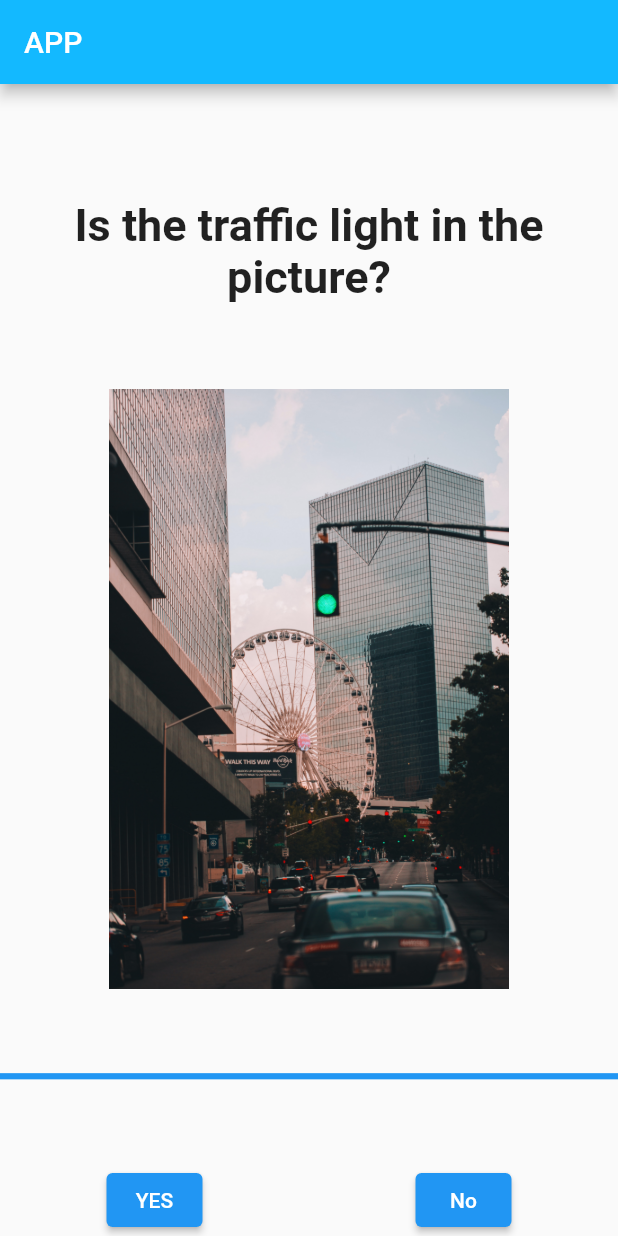
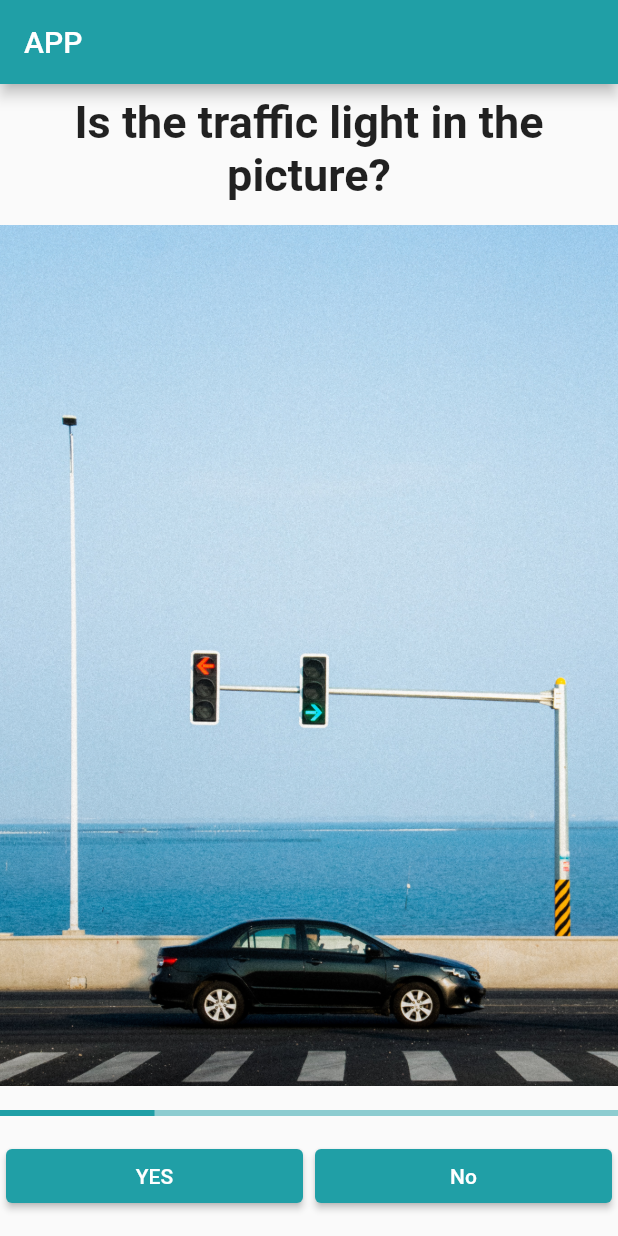
Before and after one commit to ni-edu/samarkand, a Flutter app: the screen it shows after launch, after a tap on "YES", on a phone screen of 412 x 824 dp. Run offline on Flutter 3.47's test engine with Material 2 defaults, Android fonts, the phone set to English and light mode, and no system bars; our stand-ins replace bloc, confetti, equatable, flutter_bloc, tuple; generated files the repository leaves out were written again.

Commit message:
finished ui

```diff
--- a/samarkand/lib/app/view/app.dart
+++ b/samarkand/lib/app/view/app.dart
@@ -8,7 +8,6 @@
 import 'package:flutter/material.dart';
 import 'package:flutter_bloc/flutter_bloc.dart';
 import 'package:flutter_localizations/flutter_localizations.dart';
-import 'package:samarkand/counter/counter.dart';
 import 'package:samarkand/l10n/l10n.dart';
 import 'package:samarkand/traffic_light/bloc/traffic_light_page_bloc.dart';
 import 'package:samarkand/traffic_light/traffic_light_page.dart';
@@ -33,7 +32,7 @@ class App extends StatelessWidget {
       home: BlocProvider<TrafficLightPageBloc>(
           create: (context) =>
               TrafficLightPageBloc()..add(TrafficLightPageInit()),
-          child: const TrafficLightPage()),
+          child: const TrafficLightPage(),),
     );
   }
 }
--- /dev/null
+++ b/samarkand/lib/constants.dart
@@ -0,0 +1,5 @@
+import 'dart:ui';
+
+class Constants {
+  static const Color primaryColor = Color(0xFF209FA6);
+}
--- a/samarkand/lib/counter/view/counter_page.dart
+++ b/samarkand/lib/counter/view/counter_page.dart
@@ -57,6 +57,6 @@ class CounterText extends StatelessWidget {
   Widget build(BuildContext context) {
     final theme = Theme.of(context);
     final count = context.select((CounterCubit cubit) => cubit.state);
-    return Text('$count', style: theme.textTheme.headline1);
+    return Text('$count', style: theme.textTheme.displayLarge);
   }
 }
--- a/samarkand/lib/traffic_light/bloc/traffic_light_page_bloc.dart
+++ b/samarkand/lib/traffic_light/bloc/traffic_light_page_bloc.dart
@@ -1,4 +1,3 @@
-import 'dart:async';
 import 'dart:math';
 
 import 'package:equatable/equatable.dart';
@@ -14,30 +13,41 @@ class TrafficLightPageBloc
     extends Bloc<TrafficLightPageEvent, TrafficLightPageState> {
   TrafficLightPageBloc() : super(TrafficLightPageLoading()) {
     on<TrafficLightPageInit>((event, emit) {
-      final randomImage = ImageMap.data.keys
-          .toList()[_random.nextInt(ImageMap.data.keys.length)];
-      emit(TrafficLightPageLoaded(
+      final randomPicker =
+          List<int>.generate(ImageMap.data.length, (index) => index)
+            ..shuffle();
+      final randomInt = randomPicker.removeLast();
+      final randomImage = ImageMap.data.keys.toList()[randomInt];
+      final previousImages = randomPicker;
+      emit(
+        TrafficLightPageLoaded(
+          previousImages: previousImages,
           image: Tuple2(randomImage, ImageMap.data[randomImage]!),
-          answers: const []));
+          answers: const [],
+        ),
+      );
     });
     on<TrafficLightPageNextImage>((event, emit) {
       if (state is! TrafficLightPageLoaded) return;
       final currState = state as TrafficLightPageLoaded;
-      if (currState.answers.length >= 3 &&
-          currState.answers.every((element) => element)) {
+      final newAnswers = List<bool>.from(currState.answers)..add(event.answer);
+      if (newAnswers.length == 4 && newAnswers.every((element) => element)) {
         emit(TrafficLightPageSuccess());
         return;
-      } else if (currState.answers.length >= 3) {
+      } else if (newAnswers.length == 4) {
         emit(TrafficLightPageFail());
         return;
       }
-      final randomImage = ImageMap.data.keys
-          .toList()[_random.nextInt(ImageMap.data.keys.length)];
-      print(randomImage);
-      final newAnswers = List<bool>.from(currState.answers)..add(event.answer);
-      emit(TrafficLightPageLoaded(
+      final randomInt = currState.previousImages.removeLast();
+
+      final randomImage = ImageMap.data.keys.toList()[randomInt];
+      emit(
+        TrafficLightPageLoaded(
+          previousImages: currState.previousImages,
           image: Tuple2(randomImage, ImageMap.data[randomImage]!),
-          answers: newAnswers));
+          answers: newAnswers,
+        ),
+      );
     });
   }
 
--- a/samarkand/lib/traffic_light/bloc/traffic_light_page_state.dart
+++ b/samarkand/lib/traffic_light/bloc/traffic_light_page_state.dart
@@ -13,16 +13,15 @@ class TrafficLightPageLoaded extends TrafficLightPageState {
   const TrafficLightPageLoaded({
     required this.image,
     required this.answers,
+    required this.previousImages,
   });
 
   final Tuple2<String, bool> image;
+  final List<int> previousImages;
   final List<bool> answers;
 
   @override
-  List<Object> get props => [
-        image,
-        answers,
-      ];
+  List<Object> get props => [image, answers, previousImages];
 }
 
 class TrafficLightPageSuccess extends TrafficLightPageState {
--- a/samarkand/lib/traffic_light/traffic_light_page.dart
+++ b/samarkand/lib/traffic_light/traffic_light_page.dart
@@ -1,16 +1,39 @@
-import 'package:flutter/cupertino.dart';
+import 'package:confetti/confetti.dart';
 import 'package:flutter/material.dart';
 import 'package:flutter_bloc/flutter_bloc.dart';
+import 'package:samarkand/constants.dart';
 import 'package:samarkand/traffic_light/bloc/traffic_light_page_bloc.dart';
 
-class TrafficLightPage extends StatelessWidget {
+class TrafficLightPage extends StatefulWidget {
   const TrafficLightPage({Key? key}) : super(key: key);
+
+  @override
+  State<TrafficLightPage> createState() => _TrafficLightPageState();
+}
+
+class _TrafficLightPageState extends State<TrafficLightPage> {
+  late ConfettiController _controllerCenter;
+
+  @override
+  void initState() {
+    super.initState();
+    _controllerCenter =
+        ConfettiController(duration: const Duration(seconds: 10));
+  }
 
   @override
   Widget build(BuildContext context) {
     return Scaffold(
-      appBar: AppBar(title: Text('APP')),
-      body: BlocBuilder<TrafficLightPageBloc, TrafficLightPageState>(
+      appBar: AppBar(
+        title: const Text('APP'),
+        backgroundColor: Constants.primaryColor,
+      ),
+      body: BlocConsumer<TrafficLightPageBloc, TrafficLightPageState>(
+        listener: (context, state) {
+          if (state is TrafficLightPageSuccess) {
+            _controllerCenter.play();
+          }
+        },
         builder: (context, state) {
           if (state is TrafficLightPageLoading) {
             return const CircularProgressIndicator();
@@ -19,10 +42,9 @@ class TrafficLightPage extends StatelessWidget {
               child: Column(
                 mainAxisAlignment: MainAxisAlignment.spaceBetween,
                 children: [
-                const SizedBox(
-                  height: 20,
-                ),
-                const Text(
+                  const Padding(
+                    padding: EdgeInsets.only(top: 8),
+                    child: Text(
                       'Is the traffic light in the picture?',
                       style: TextStyle(
                         fontWeight: FontWeight.bold,
@@ -30,40 +52,77 @@ class TrafficLightPage extends StatelessWidget {
                       ),
                       textAlign: TextAlign.center,
                     ),
-                Container(
-                  height: 400,
-                  width: double.maxFinite,
-                  child: Image.asset(state.image.item1),
+                  ),
+                  Expanded(
+                    child: Padding(
+                      padding: const EdgeInsets.symmetric(vertical: 16),
+                      child: Image.asset(
+                        state.image.item1,
+                        fit: BoxFit.cover,
+                      ),
+                    ),
                   ),
                   LinearProgressIndicator(
-                  value:
-                      state.answers.isEmpty ? 0 : 1 / state.answers.length,
+                    value: state.answers.isEmpty ? 0 : state.answers.length / 4,
+                    color: Constants.primaryColor,
+                    backgroundColor: Constants.primaryColor.withOpacity(0.5),
                   ),
-                Row(
+                  Padding(
+                    padding: const EdgeInsets.symmetric(vertical: 16),
+                    child: Row(
                       mainAxisAlignment: MainAxisAlignment.spaceAround,
                       children: [
-                    ElevatedButton(
+                        Expanded(
+                          child: Padding(
+                            padding: const EdgeInsets.symmetric(horizontal: 4),
+                            child: ElevatedButton(
+                              style: ElevatedButton.styleFrom(
+                                backgroundColor: Constants.primaryColor,
+                              ),
                               onPressed: () {
                                 context.read<TrafficLightPageBloc>().add(
                                       TrafficLightPageNextImage(
-                                  answer: state.image.item2));
+                                        answer: state.image.item2,
+                                      ),
+                                    );
                               },
-                        child: Text('YES')),
-                    ElevatedButton(
+                              child: const Text('YES'),
+                            ),
+                          ),
+                        ),
+                        Expanded(
+                          child: Padding(
+                            padding: const EdgeInsets.symmetric(horizontal: 4),
+                            child: ElevatedButton(
+                              style: ElevatedButton.styleFrom(
+                                backgroundColor: Constants.primaryColor,
+                              ),
                               onPressed: () {
                                 context.read<TrafficLightPageBloc>().add(
                                       TrafficLightPageNextImage(
-                                  answer: !state.image.item2));
+                                        answer: !state.image.item2,
+                                      ),
+                                    );
                               },
-                        child: Text('No'))
-                  ],
+                              child: const Text('No'),
+                            ),
+                          ),
+                        ),
+                        const SizedBox(
+                          height: 20,
                         )
                       ],
-            ));
+                    ),
+                  )
+                ],
+              ),
+            );
           } else if (state is TrafficLightPageSuccess) {
-            return Text('Congrats!');
+            return _TrafficLightPageCongrats(
+              controllerCentar: _controllerCenter,
+            );
           } else if (state is TrafficLightPageFail) {
-            return Text('Fail');
+            return _TrafficLightPageFail();
           } else {
             return const SizedBox.shrink();
           }
@@ -72,3 +131,91 @@ class TrafficLightPage extends StatelessWidget {
     );
   }
 }
+
+class _TrafficLightPageCongrats extends StatelessWidget {
+  const _TrafficLightPageCongrats({required this.controllerCentar, Key? key})
+      : super(key: key);
+  final ConfettiController controllerCentar;
+
+  @override
+  Widget build(BuildContext context) {
+    return Stack(
+      children: [
+        Column(
+          mainAxisAlignment: MainAxisAlignment.spaceEvenly,
+          children: [
+            const Text(
+              'Congrats!',
+              style: TextStyle(
+                color: Constants.primaryColor,
+                fontSize: 50,
+                fontWeight: FontWeight.bold,
+              ),
+            ),
+            const Text(
+              'You have successfully donated money to animal shelter',
+              style: TextStyle(
+                color: Constants.primaryColor,
+                fontSize: 20,
+              ),
+              textAlign: TextAlign.center,
+            ),
+            Image.asset(
+              'assets/img/puppy-g831c51326_1280.png',
+              height: 200,
+              width: double.maxFinite,
+            )
+          ],
+        ),
+        Align(
+          child: ConfettiWidget(
+            confettiController: controllerCentar,
+            blastDirectionality: BlastDirectionality.explosive,
+            // don't specify a direction, blast randomly
+            colors: const [
+              Colors.green,
+              Colors.blue,
+              Colors.pink,
+              Colors.orange,
+              Colors.purple
+            ],
+          ),
+        ),
+      ],
+    );
+  }
+}
+
+class _TrafficLightPageFail extends StatelessWidget {
+  @override
+  Widget build(BuildContext context) {
+    return Column(
+      mainAxisAlignment: MainAxisAlignment.spaceEvenly,
+      children: [
+        const Text(
+          'You have failed!',
+          style: TextStyle(
+            color: Colors.red,
+            fontSize: 30,
+            fontWeight: FontWeight.bold,
+          ),
+        ),
+        Image.asset(
+          'assets/img/dog-g18ad9e7c6_1280.png',
+          height: 200,
+          width: double.maxFinite,
+        ),
+        ElevatedButton(
+          style: ElevatedButton.styleFrom(
+            minimumSize: const Size(150, 50),
+            backgroundColor: Constants.primaryColor,
+          ),
+          onPressed: () {
+            context.read<TrafficLightPageBloc>().add(TrafficLightPageInit());
+          },
+          child: const Text('Try again'),
+        ),
+      ],
+    );
+  }
+}
--- a/samarkand/pubspec.yaml
+++ b/samarkand/pubspec.yaml
@@ -8,6 +8,7 @@ environment:
 
 dependencies:
   bloc: ^8.0.2
+  confetti: ^0.7.0
   equatable: ^2.0.5
   flutter:
     sdk: flutter
```
Also changed, not shown: samarkand/assets/img/dog-g18ad9e7c6_1280.png (added), samarkand/assets/img/puppy-g831c51326_1280.png (added), samarkand/pubspec.lock. Lines whose indentation alone changed are shown as unchanged.
